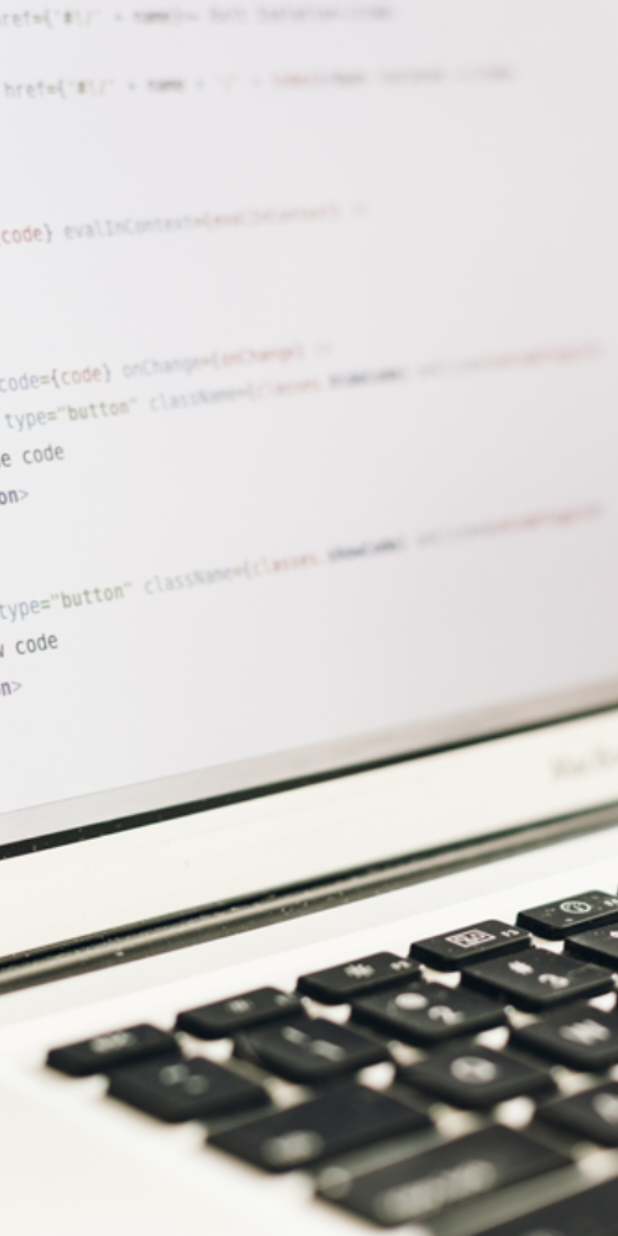
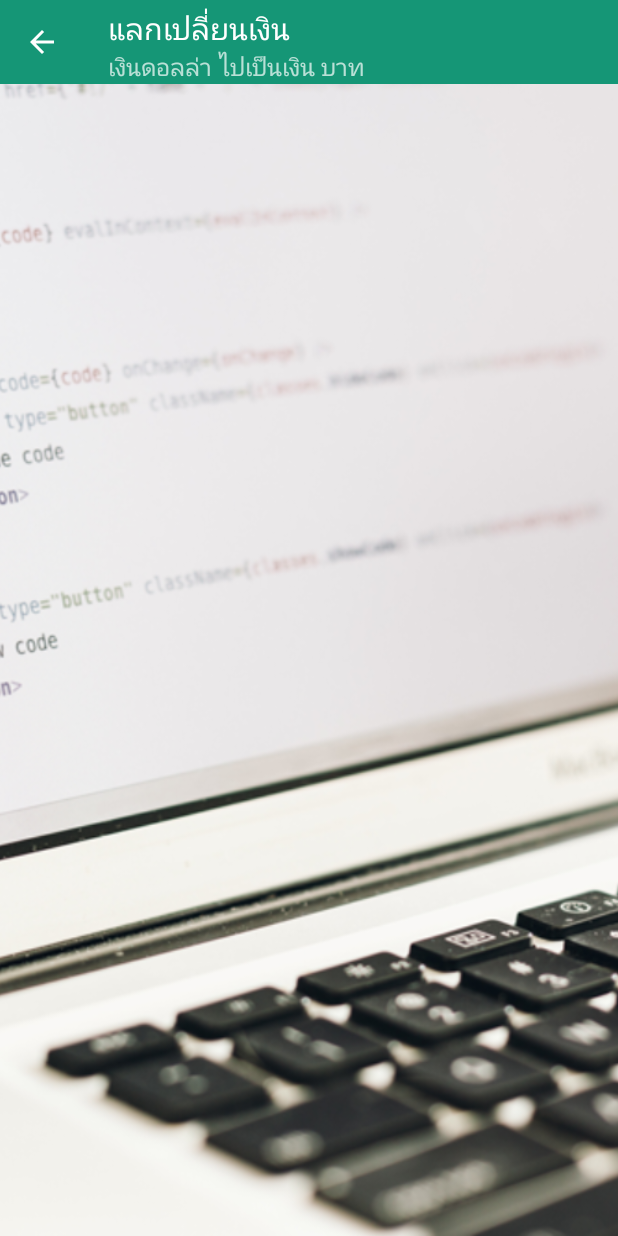
Before and after one commit to Natida2640/natida, an Android app: the screen it shows after launch (MainActivity), after a tap on "CALCULATE", on a phone screen of 412 x 824 dp. Run offline under Robolectric (Android 15) with nearby library versions, the phone set to English and light mode, and no system bars.

Commit message:
Create Toolbar Success

```diff
--- a/app/src/main/java/natida/sbc/ac/th/sbcmoneychange/fragment/CalcutateFragement.java
+++ b/app/src/main/java/natida/sbc/ac/th/sbcmoneychange/fragment/CalcutateFragement.java
@@ -3,10 +3,12 @@ package natida.sbc.ac.th.sbcmoneychange.fragment;
 import android.os.Bundle;
 import android.support.annotation.Nullable;
 import android.support.v4.app.Fragment;
+import android.support.v7.widget.Toolbar;
 import android.view.LayoutInflater;
 import android.view.View;
 import android.view.ViewGroup;
 
+import natida.sbc.ac.th.sbcmoneychange.MainActivity;
 import natida.sbc.ac.th.sbcmoneychange.R;
 
 /**
@@ -14,6 +16,32 @@ import natida.sbc.ac.th.sbcmoneychange.R;
  */
 
 public class CalcutateFragement extends Fragment{
+
+    @Override
+    public void onActivityCreated(@Nullable Bundle savedInstanceState) {
+        super.onActivityCreated(savedInstanceState);
+
+        //        Toolbar Controller
+        Toolbar toolbar = getView().findViewById(R.id.toolbarCalculate);
+        ((MainActivity)getActivity()).setSupportActionBar(toolbar);
+
+        ((MainActivity) getActivity()).getSupportActionBar().setTitle(getString(R.string.th_exchange));
+        ((MainActivity) getActivity()).getSupportActionBar().setSubtitle(getString(R.string.th_sub_exchange));
+
+        ((MainActivity) getActivity()).getSupportActionBar().setHomeButtonEnabled(true);
+        ((MainActivity) getActivity()).getSupportActionBar().setDisplayHomeAsUpEnabled(true);
+
+        toolbar.setNavigationOnClickListener(new View.OnClickListener() {
+            @Override
+            public void onClick(View view) {
+                getActivity().getSupportFragmentManager().popBackStack();
+            }
+        });
+
+
+
+    }   // Main Method
+
     @Nullable
     @Override
     public View onCreateView(LayoutInflater inflater, @Nullable ViewGroup container, @Nullable Bundle savedInstanceState) {
--- a/app/src/main/res/layout/fragement_calculate.xml
+++ b/app/src/main/res/layout/fragement_calculate.xml
@@ -3,4 +3,14 @@
     android:orientation="vertical" android:layout_width="match_parent"
     android:layout_height="match_parent">
 
+    <!--Toolbar-->
+    <android.support.v7.widget.Toolbar
+        android:layout_width="match_parent"
+        android:layout_height="?attr/actionBarSize"
+        android:background="@color/colorPrimary"
+        android:theme="@style/ThemeOverlay.AppCompat.Dark.ActionBar"
+        android:id="@+id/toolbarCalculate"/>
+    <!--Content-->
+
+
 </LinearLayout>
--- a/app/src/main/res/values/strings.xml
+++ b/app/src/main/res/values/strings.xml
@@ -1,3 +1,8 @@
 <resources>
-    <string name="app_name">SBC Money Change</string>
+    <string name="app_name">SBC Change</string>
+
+    <string name="th_exchange">แลกเปลี่ยนเงิน</string>
+
+    <string name="th_sub_exchange">เงินดอลล่า ไปเป็นเงิน บาท</string>
+
 </resources>
```
